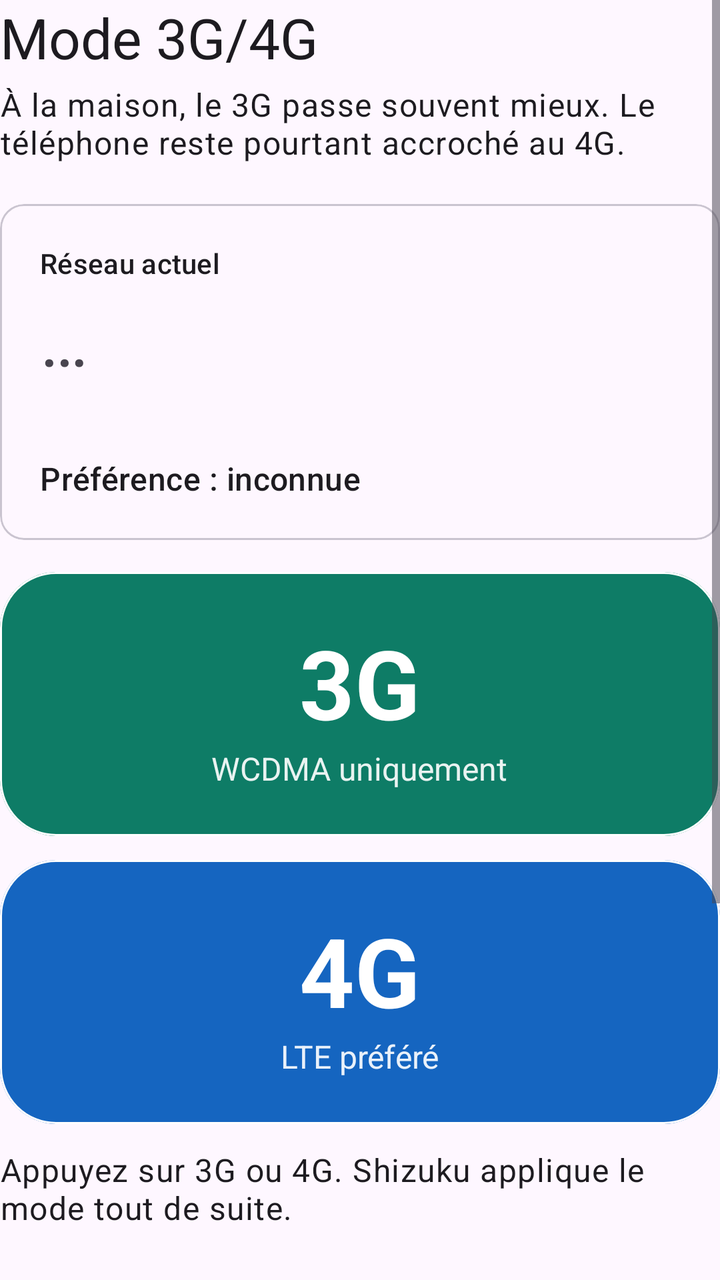
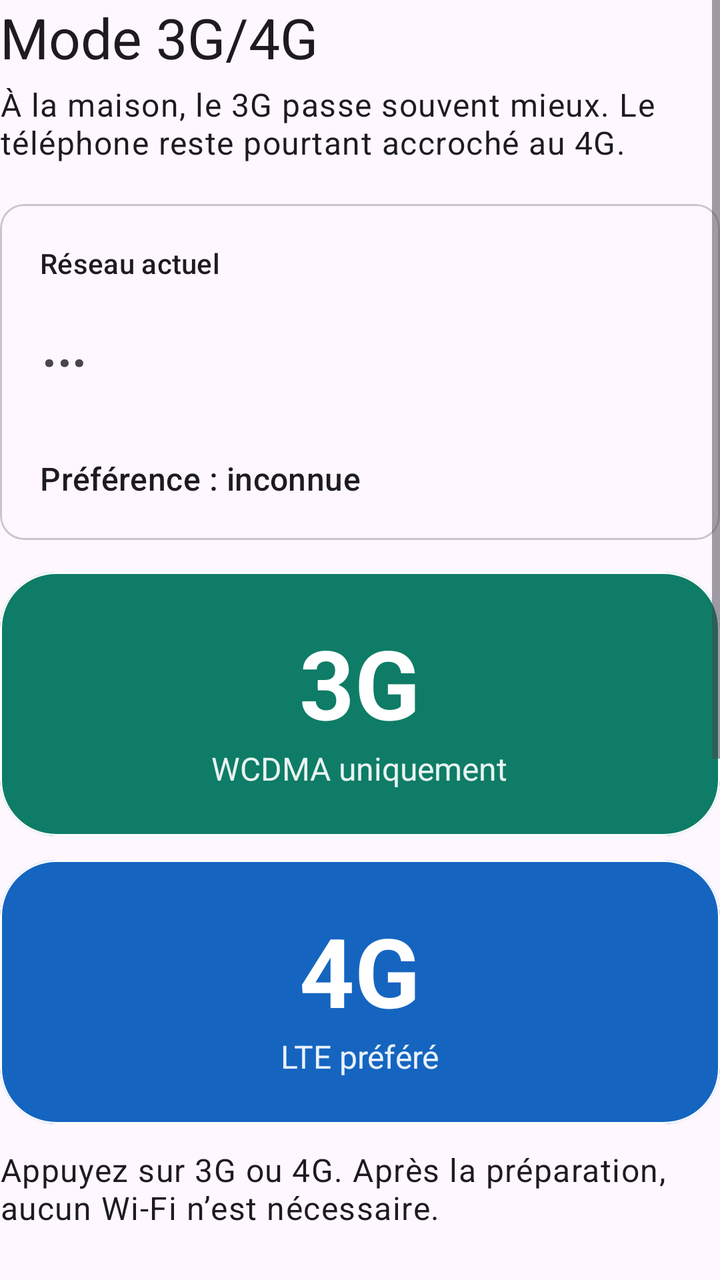

Before-and-after screenshots of an Android layout around one commit, followed by the original layout XML and the change that was made.
<!-- AndroidManifest.xml: application theme Theme.ModeReseau -->
<!-- res/layout/activity_main.xml -->
<?xml version="1.0" encoding="utf-8"?>
<ScrollView xmlns:android="http://schemas.android.com/apk/res/android"
    xmlns:app="http://schemas.android.com/apk/res-auto"
    android:id="@+id/contentScroll"
    android:layout_width="match_parent"
    android:layout_height="match_parent"
    android:clipToPadding="false"
    android:fillViewport="true">

    <LinearLayout
        android:layout_width="match_parent"
        android:layout_height="wrap_content"
        android:orientation="vertical">

        <TextView
            android:layout_width="match_parent"
            android:layout_height="wrap_content"
            android:text="@string/app_name"
            android:textAppearance="@style/TextAppearance.Material3.HeadlineMedium" />

        <TextView
            android:layout_width="match_parent"
            android:layout_height="wrap_content"
            android:layout_marginTop="4dp"
            android:text="@string/screen_subtitle"
            android:textAppearance="@style/TextAppearance.Material3.BodyLarge" />

        <com.google.android.material.card.MaterialCardView
            android:layout_width="match_parent"
            android:layout_height="wrap_content"
            android:layout_marginTop="20dp"
            app:cardElevation="0dp"
            app:strokeWidth="1dp">

            <LinearLayout
                android:layout_width="match_parent"
                android:layout_height="wrap_content"
                android:orientation="vertical"
                android:padding="20dp">

                <TextView
                    android:layout_width="match_parent"
                    android:layout_height="wrap_content"
                    android:text="@string/current_network"
                    android:textAppearance="@style/TextAppearance.Material3.LabelLarge" />

                <TextView
                    android:id="@+id/networkHeadline"
                    android:layout_width="match_parent"
                    android:layout_height="wrap_content"
                    android:layout_marginTop="4dp"
                    android:text="@string/network_loading"
                    android:textAppearance="@style/TextAppearance.Material3.DisplaySmall" />

                <TextView
                    android:id="@+id/networkDetail"
                    android:layout_width="match_parent"
                    android:layout_height="wrap_content"
                    android:layout_marginTop="4dp"
                    android:textAppearance="@style/TextAppearance.Material3.BodyMedium" />

                <TextView
                    android:id="@+id/preferenceLine"
                    android:layout_width="match_parent"
                    android:layout_height="wrap_content"
                    android:layout_marginTop="12dp"
                    android:text="@string/preference_unknown"
                    android:textAppearance="@style/TextAppearance.Material3.TitleMedium" />
            </LinearLayout>
        </com.google.android.material.card.MaterialCardView>

        <LinearLayout
            android:id="@+id/simRow"
            android:layout_width="match_parent"
            android:layout_height="wrap_content"
            android:layout_marginTop="12dp"
            android:orientation="horizontal"
            android:visibility="gone" />

        <com.google.android.material.button.MaterialButton
            android:id="@+id/permissionButton"
            style="@style/Widget.Material3.Button.TextButton"
            android:layout_width="wrap_content"
            android:layout_height="wrap_content"
            android:layout_marginTop="4dp"
            android:text="@string/grant_phone"
            android:visibility="gone" />

        <com.google.android.material.card.MaterialCardView
            android:id="@+id/card3g"
            android:layout_width="match_parent"
            android:layout_height="wrap_content"
            android:layout_marginTop="16dp"
            android:clickable="true"
            android:contentDescription="@string/cd_3g"
            android:focusable="true"
            app:cardBackgroundColor="@color/button_3g"
            app:cardCornerRadius="28dp"
            app:cardElevation="0dp"
            app:strokeColor="@android:color/white">

            <LinearLayout
                android:layout_width="match_parent"
                android:layout_height="wrap_content"
                android:gravity="center"
                android:minHeight="132dp"
                android:orientation="vertical"
                android:padding="16dp">

                <TextView
                    android:layout_width="wrap_content"
                    android:layout_height="wrap_content"
                    android:text="@string/label_3g"
                    android:textColor="@color/on_button"
                    android:textSize="48sp"
                    android:textStyle="bold" />

                <TextView
                    android:layout_width="wrap_content"
                    android:layout_height="wrap_content"
                    android:text="@string/sub_3g"
                    android:textColor="@color/on_button_sub"
                    android:textSize="16sp" />
            </LinearLayout>
        </com.google.android.material.card.MaterialCardView>

        <com.google.android.material.card.MaterialCardView
            android:id="@+id/card4g"
            android:layout_width="match_parent"
            android:layout_height="wrap_content"
            android:layout_marginTop="12dp"
            android:clickable="true"
            android:contentDescription="@string/cd_4g"
            android:focusable="true"
            app:cardBackgroundColor="@color/button_4g"
            app:cardCornerRadius="28dp"
            app:cardElevation="0dp"
            app:strokeColor="@android:color/white">

            <LinearLayout
                android:layout_width="match_parent"
                android:layout_height="wrap_content"
                android:gravity="center"
                android:minHeight="132dp"
                android:orientation="vertical"
                android:padding="16dp">

                <TextView
                    android:layout_width="wrap_content"
                    android:layout_height="wrap_content"
                    android:text="@string/label_4g"
                    android:textColor="@color/on_button"
                    android:textSize="48sp"
                    android:textStyle="bold" />

                <TextView
                    android:layout_width="wrap_content"
                    android:layout_height="wrap_content"
                    android:text="@string/sub_4g"
                    android:textColor="@color/on_button_sub"
                    android:textSize="16sp" />
            </LinearLayout>
        </com.google.android.material.card.MaterialCardView>

        <com.google.android.material.progressindicator.LinearProgressIndicator
            android:id="@+id/progress"
            android:layout_width="match_parent"
            android:layout_height="wrap_content"
            android:layout_marginTop="16dp"
            android:indeterminate="true"
            android:visibility="gone" />

        <TextView
            android:id="@+id/statusText"
            android:layout_width="match_parent"
            android:layout_height="wrap_content"
            android:layout_marginTop="12dp"
            android:text="@string/status_hint"
            android:textAppearance="@style/TextAppearance.Material3.BodyLarge" />

        <TextView
            android:id="@+id/shizukuStatus"
            android:layout_width="match_parent"
            android:layout_height="wrap_content"
            android:layout_marginTop="20dp"
            android:textAppearance="@style/TextAppearance.Material3.TitleMedium" />

        <com.google.android.material.button.MaterialButton
            android:id="@+id/shizukuAction"
            style="@style/Widget.Material3.Button.TonalButton"
            android:layout_width="match_parent"
            android:layout_height="wrap_content"
            android:layout_marginTop="8dp"
            android:text="@string/shizuku_action_grant" />

        <com.google.android.material.button.MaterialButton
            android:id="@+id/radioButton"
            style="@style/Widget.Material3.Button.OutlinedButton"
            android:layout_width="match_parent"
            android:layout_height="wrap_content"
            android:layout_marginTop="8dp"
            android:text="@string/radio_button" />

        <TextView
            android:layout_width="match_parent"
            android:layout_height="wrap_content"
            android:layout_marginTop="4dp"
            android:text="@string/radio_caption"
            android:textAppearance="@style/TextAppearance.Material3.BodySmall" />

        <com.google.android.material.checkbox.MaterialCheckBox
            android:id="@+id/bootCheck"
            android:layout_width="match_parent"
            android:layout_height="wrap_content"
            android:layout_marginTop="8dp"
            android:text="@string/reapply_boot" />

        <com.google.android.material.button.MaterialButton
            android:id="@+id/detailsButton"
            style="@style/Widget.Material3.Button.TextButton"
            android:layout_width="wrap_content"
            android:layout_height="wrap_content"
            android:text="@string/details" />

        <TextView
            android:id="@+id/detailsText"
            android:layout_width="match_parent"
            android:layout_height="wrap_content"
            android:fontFamily="monospace"
            android:textAppearance="@style/TextAppearance.Material3.BodySmall"
            android:textIsSelectable="true"
            android:visibility="gone" />
    </LinearLayout>
</ScrollView>
<!-- resources referenced by this layout -->
<resources>
  <color name="button_3g">#0E7C66</color>
  <color name="button_4g">#1565C0</color>
  <color name="on_button">#FFFFFF</color>
  <color name="on_button_sub">#E8FFFFFF</color>
  <string name="app_name">Mode 3G/4G</string>
  <string name="cd_3g">Forcer le 3G, WCDMA uniquement</string>
  <string name="cd_4g">Forcer le 4G, LTE préféré</string>
  <string name="current_network">Réseau actuel</string>
  <string name="details">Détails techniques</string>
  <string name="grant_phone">Autoriser l’affichage du réseau</string>
  <string name="label_3g">3G</string>
  <string name="label_4g">4G</string>
  <string name="network_loading">…</string>
  <string name="preference_unknown">Préférence : inconnue</string>
  <string name="radio_button">Menu radio (secours)</string>
  <string name="radio_caption">Équivalent de *#*#4636#*#*. Choisissez « WCDMA only » pour le 3G, ou « LTE/GSM/WCDMA » pour le 4G.</string>
  <string name="reapply_boot">Réappliquer au démarrage si Shizuku tourne</string>
  <string name="screen_subtitle">À la maison, le 3G passe souvent mieux. Le téléphone reste pourtant accroché au 4G.</string>
  <string name="shizuku_action_grant">Autoriser Shizuku</string>
  <string name="status_hint">Appuyez sur 3G ou 4G. Shizuku applique le mode tout de suite.</string>
  <string name="sub_3g">WCDMA uniquement</string>
  <string name="sub_4g">LTE préféré</string>
  <style name="Theme.ModeReseau" parent="Theme.Material3.DayNight.NoActionBar">
          <item name="colorPrimary">@color/button_4g</item>
          <item name="colorSecondary">@color/button_3g</item>
          <item name="android:statusBarColor">@android:color/transparent</item>
          <item name="android:navigationBarColor">@android:color/transparent</item>
      </style>
</resources>

<!-- the commit's change to res/layout/activity_main.xml (unified diff, before → after) -->
@@ -179,10 +179,39 @@
             android:textAppearance="@style/TextAppearance.Material3.BodyLarge" />
 
         <TextView
+            android:id="@+id/adbStatus"
+            android:layout_width="match_parent"
+            android:layout_height="wrap_content"
+            android:layout_marginTop="20dp"
+            android:textAppearance="@style/TextAppearance.Material3.TitleMedium" />
+
+        <com.google.android.material.button.MaterialButton
+            android:id="@+id/adbSetupButton"
+            style="@style/Widget.Material3.Button.TonalButton"
+            android:layout_width="match_parent"
+            android:layout_height="wrap_content"
+            android:layout_marginTop="8dp"
+            android:text="@string/adb_setup_button" />
+
+        <TextView
+            android:layout_width="match_parent"
+            android:layout_height="wrap_content"
+            android:layout_marginTop="4dp"
+            android:text="@string/adb_caption"
+            android:textAppearance="@style/TextAppearance.Material3.BodySmall" />
+
+        <TextView
+            android:layout_width="match_parent"
+            android:layout_height="wrap_content"
+            android:layout_marginTop="20dp"
+            android:text="@string/fallback_label"
+            android:textAppearance="@style/TextAppearance.Material3.LabelLarge" />
+
+        <TextView
             android:id="@+id/shizukuStatus"
             android:layout_width="match_parent"
             android:layout_height="wrap_content"
-            android:layout_marginTop="20dp"
+            android:layout_marginTop="8dp"
             android:textAppearance="@style/TextAppearance.Material3.TitleMedium" />
 
         <com.google.android.material.button.MaterialButton
<!-- resource entries referenced after the edit -->
@@ -4,11 +4,14 @@
   <color name="button_4g">#1565C0</color>
   <color name="on_button">#FFFFFF</color>
   <color name="on_button_sub">#E8FFFFFF</color>
+  <string name="adb_caption">Le port local se ferme à chaque redémarrage. Tant que le Wi-Fi est connecté, le port 5555 est aussi visible sur le réseau, sans chiffrement.</string>
+  <string name="adb_setup_button">Préparer l’accès local</string>
   <string name="app_name">Mode 3G/4G</string>
   <string name="cd_3g">Forcer le 3G, WCDMA uniquement</string>
   <string name="cd_4g">Forcer le 4G, LTE préféré</string>
   <string name="current_network">Réseau actuel</string>
   <string name="details">Détails techniques</string>
+  <string name="fallback_label">Secours</string>
   <string name="grant_phone">Autoriser l’affichage du réseau</string>
   <string name="label_3g">3G</string>
   <string name="label_4g">4G</string>
@@ -16,10 +19,10 @@
   <string name="preference_unknown">Préférence : inconnue</string>
   <string name="radio_button">Menu radio (secours)</string>
   <string name="radio_caption">Équivalent de *#*#4636#*#*. Choisissez « WCDMA only » pour le 3G, ou « LTE/GSM/WCDMA » pour le 4G.</string>
-  <string name="reapply_boot">Réappliquer au démarrage si Shizuku tourne</string>
+  <string name="reapply_boot">Réappliquer au démarrage si Shizuku tourne (le port local ADB est perdu au redémarrage)</string>
   <string name="screen_subtitle">À la maison, le 3G passe souvent mieux. Le téléphone reste pourtant accroché au 4G.</string>
   <string name="shizuku_action_grant">Autoriser Shizuku</string>
-  <string name="status_hint">Appuyez sur 3G ou 4G. Shizuku applique le mode tout de suite.</string>
+  <string name="status_hint">Appuyez sur 3G ou 4G. Après la préparation, aucun Wi-Fi n’est nécessaire.</string>
   <string name="sub_3g">WCDMA uniquement</string>
   <string name="sub_4g">LTE préféré</string>
   <style name="Theme.ModeReseau" parent="Theme.Material3.DayNight.NoActionBar">
